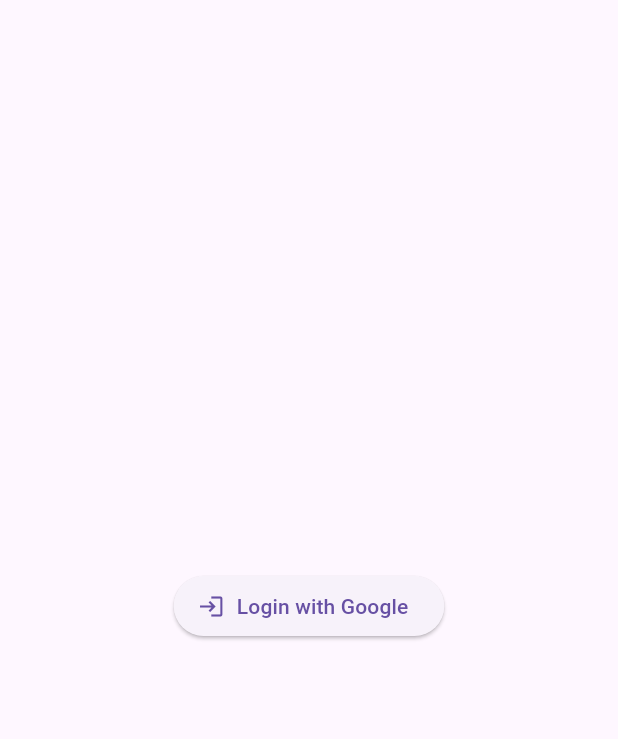
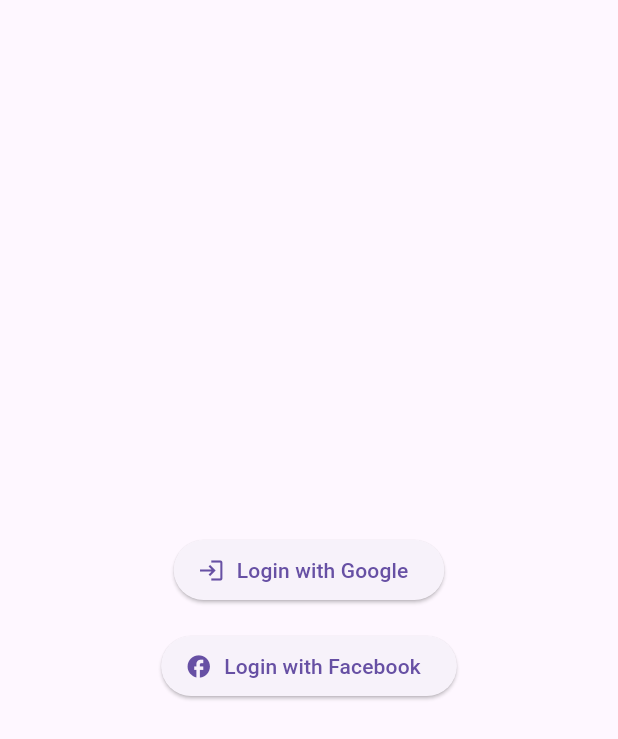
Before and after one commit to thq5601/D10-14-Firebase, a Flutter app: the screen it shows after launch, on a phone screen of 412 x 824 dp. Shown: the top 739 px of the screen. Run offline on Flutter 3.47's test engine with Material 3 defaults, Android fonts, the phone set to English and light mode, and no system bars; our stand-ins replace firebase_auth, firebase_core, flutter_bloc, google_sign_in; missing offline and left inert: flutter_facebook_auth; accounts and stored records are empty.

Commit message:
Thêm signInWithFacebook

```diff
--- a/lib/screens/login_screen.dart
+++ b/lib/screens/login_screen.dart
@@ -33,13 +33,13 @@ class LoginScreen extends StatelessWidget {
                   },
                 ),
                 const SizedBox(height: 16),
-                // ElevatedButton.icon(
-                //   icon: const Icon(Icons.facebook),
-                //   label: const Text("Login with Facebook"),
-                //   onPressed: () {
-                //     context.read<AuthCubit>().loginWithFacebook();
-                //   },
-                // ),
+                ElevatedButton.icon(
+                  icon: const Icon(Icons.facebook),
+                  label: const Text("Login with Facebook"),
+                  onPressed: () {
+                    context.read<AuthCubit>().loginWithFacebook();
+                  },
+                ),
               ],
             );
           },
```
Also changed, not shown: lib/auth/repository/auth_repository.dart (+18 -1 lines), 3 other files.
